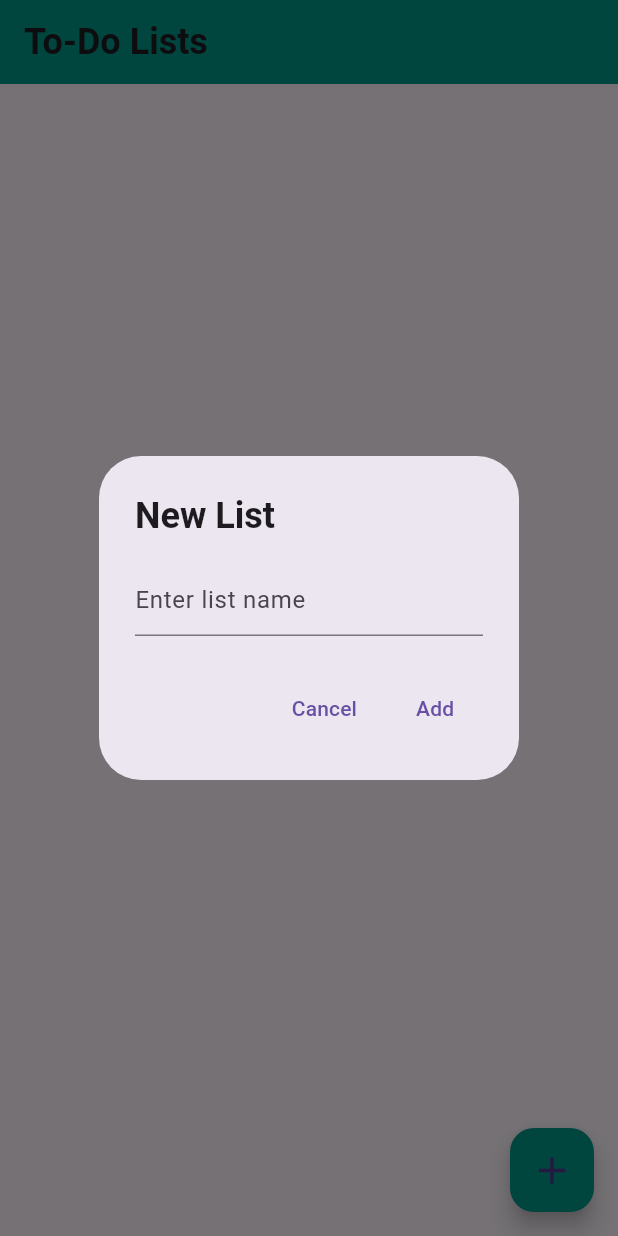
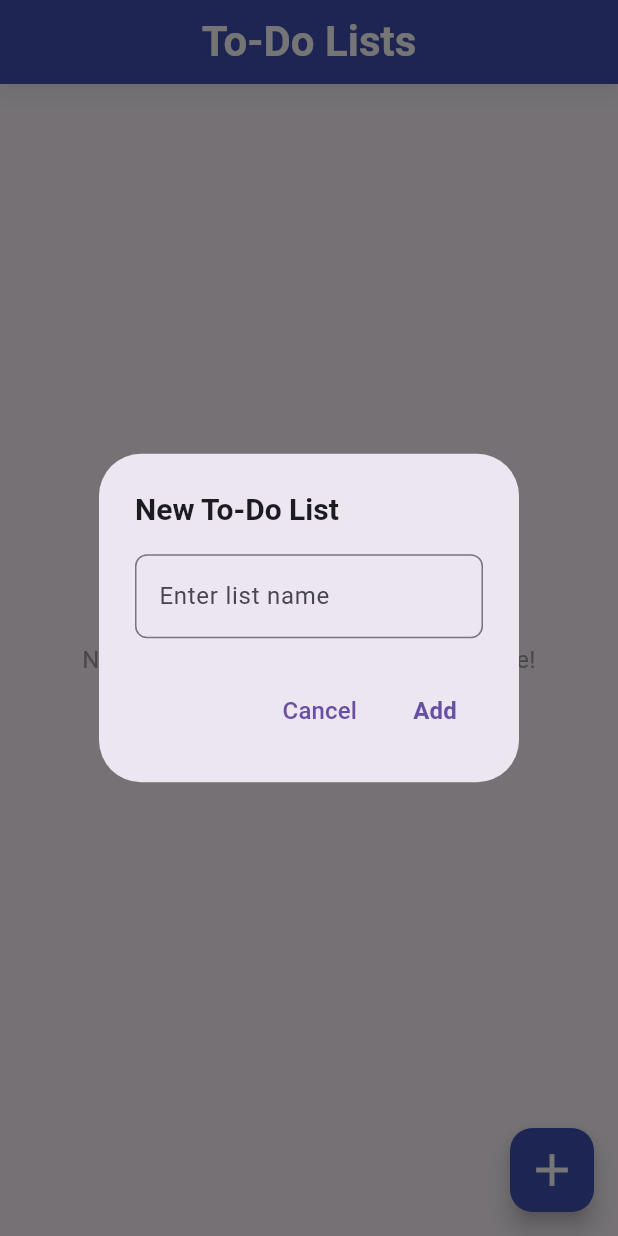
Before and after one commit to ZackShortjohn/todo-lists-app, a Flutter app: the screen it shows after launch, after a tap on the "add" icon, on a phone screen of 412 x 824 dp. Run offline on Flutter 3.47's test engine with Material 3 defaults, Android fonts, the light colour scheme and no system bars; our stand-ins replace cloud_firestore, firebase_core; accounts and stored records are empty.

Commit message:
Improved design

```diff
--- a/lib/screens/home_screen.dart
+++ b/lib/screens/home_screen.dart
@@ -11,11 +11,16 @@ class HomeScreen extends StatelessWidget {
       appBar: AppBar(
         title: Text(
           "To-Do Lists",
-          style: TextStyle(fontSize: 24, fontWeight: FontWeight.bold),
+          style: TextStyle(fontSize: 28, fontWeight: FontWeight.bold, color: Colors.white),
         ),
-        backgroundColor: Colors.teal,
+        backgroundColor: Colors.indigo,
+        elevation: 4,
+        shadowColor: Colors.black.withOpacity(0.2),
+        centerTitle: true,
       ),
-      body: StreamBuilder<List<Map<String, dynamic>>>(
+      body: Padding(
+        padding: const EdgeInsets.all(16.0),
+        child: StreamBuilder<List<Map<String, dynamic>>>(
           stream: _firestoreService.getLists(),
           builder: (context, snapshot) {
             if (!snapshot.hasData) {
@@ -23,24 +28,35 @@ class HomeScreen extends StatelessWidget {
             }
 
             final lists = snapshot.data!;
+            if (lists.isEmpty) {
+              return Center(
+                child: Text(
+                  "No to-do lists yet. Click the '+' to add one!",
+                  textAlign: TextAlign.center,
+                  style: TextStyle(fontSize: 16, color: Colors.grey),
+                ),
+              );
+            }
+
             return ListView.builder(
               itemCount: lists.length,
               itemBuilder: (context, index) {
                 final list = lists[index];
                 return Card(
-                margin: EdgeInsets.symmetric(vertical: 8, horizontal: 16),
-                elevation: 4,
+                  margin: EdgeInsets.only(bottom: 16),
+                  elevation: 3,
                   shape: RoundedRectangleBorder(
-                  borderRadius: BorderRadius.circular(10),
+                    borderRadius: BorderRadius.circular(12),
                   ),
                   child: ListTile(
-                  contentPadding: EdgeInsets.all(16),
+                    contentPadding: EdgeInsets.symmetric(vertical: 12, horizontal: 16),
+                    leading: Icon(Icons.folder_open, color: Colors.indigo, size: 30),
                     title: Text(
                       list['name'],
-                    style: TextStyle(fontSize: 20, fontWeight: FontWeight.w500),
+                      style: TextStyle(fontSize: 20, fontWeight: FontWeight.w500, color: Colors.black87),
                     ),
                     trailing: IconButton(
-                    icon: Icon(Icons.delete, color: Colors.red),
+                      icon: Icon(Icons.delete_forever, color: Colors.redAccent),
                       onPressed: () => _firestoreService.deleteList(list['id']),
                     ),
                     onTap: () {
@@ -57,6 +73,7 @@ class HomeScreen extends StatelessWidget {
             );
           },
         ),
+      ),
       floatingActionButton: FloatingActionButton(
         onPressed: () async {
           String? newListName = await _showAddListDialog(context);
@@ -64,10 +81,12 @@ class HomeScreen extends StatelessWidget {
             _firestoreService.addList(newListName);
           }
         },
-        child: Icon(Icons.add, size: 30),
-        backgroundColor: Colors.teal,
+        child: Icon(Icons.add, size: 36, color: Colors.white),
+        backgroundColor: Colors.indigo,
         elevation: 6,
+        shape: RoundedRectangleBorder(borderRadius: BorderRadius.circular(15)),
       ),
+      floatingActionButtonLocation: FloatingActionButtonLocation.endFloat,
     );
   }
 
@@ -77,16 +96,25 @@ class HomeScreen extends StatelessWidget {
       context: context,
       builder: (context) => AlertDialog(
         title: Text(
-          'New List',
-          style: TextStyle(fontWeight: FontWeight.bold),
+          'New To-Do List',
+          style: TextStyle(fontWeight: FontWeight.bold, fontSize: 20),
         ),
         content: TextField(
           onChanged: (value) => newListName = value,
-          decoration: InputDecoration(hintText: "Enter list name"),
+          decoration: InputDecoration(
+            hintText: "Enter list name",
+            border: OutlineInputBorder(borderRadius: BorderRadius.circular(8)),
+          ),
         ),
         actions: [
-          TextButton(onPressed: () => Navigator.pop(context), child: Text('Cancel')),
-          TextButton(onPressed: () => Navigator.pop(context, newListName), child: Text('Add')),
+          TextButton(
+            onPressed: () => Navigator.pop(context),
+            child: Text('Cancel', style: TextStyle(fontSize: 16)),
+          ),
+          TextButton(
+            onPressed: () => Navigator.pop(context, newListName),
+            child: Text('Add', style: TextStyle(fontSize: 16, fontWeight: FontWeight.bold)),
+          ),
         ],
       ),
     );
```
Also changed, not shown: lib/screens/list_details_screen.dart (+41 -20 lines). Lines whose indentation alone changed are shown as unchanged.
